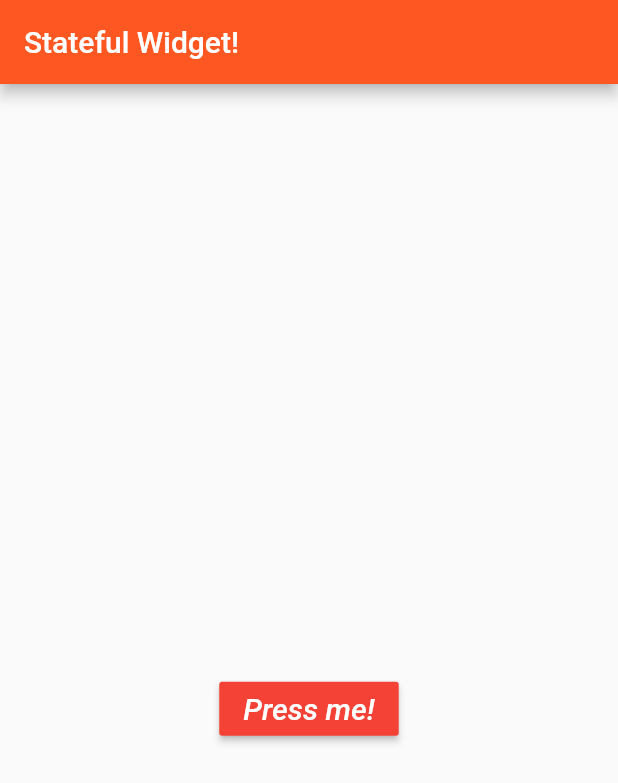
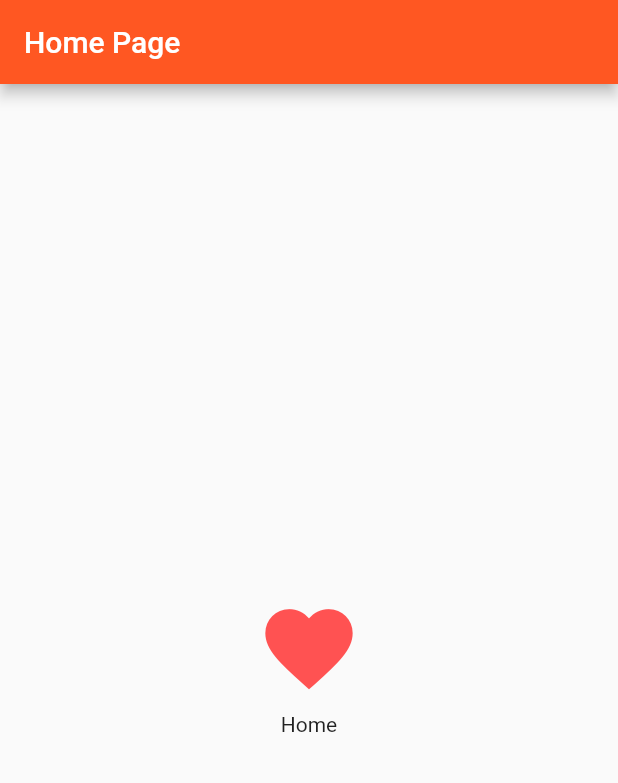
Before and after one commit to camposFabio/flutter_handbook, a Flutter app: the screen it shows after launch, on a phone screen of 412 x 824 dp. Shown: the top 783 px of the screen. Run offline on Flutter 3.47's test engine with Material 2 defaults, Android fonts, the phone set to English and light mode, and no system bars.

Commit message:
04 - Simple routes using StatelessWidget

```diff
--- a/lib/main.dart
+++ b/lib/main.dart
@@ -2,48 +2,29 @@ import 'package:flutter/material.dart';
 
 void main() {
   runApp(new MaterialApp(
-    home: new AwesomeButton()
+    home: new HomePage(),
+    routes: <String, WidgetBuilder>{
+      "/SecondPage": (BuildContext context) => new SecondPage()
+    }
   ));
 }
 
-class AwesomeButton extends StatefulWidget {
-  @override
-  AwesomeButtonState createState() => new AwesomeButtonState();
-}
-
-class AwesomeButtonState extends State<AwesomeButton> {
-
-  int counter = 0;
-  List<String> strings = ["Flutter", "Is", "Awesome"];
-  String displayedString = "";
-
-  //you can also declare variables like this
-  // var counter = 0;
-  // var strings = ["Flutter", "Is", "Awesome"];
-
-  void onPressed(){
-    setState(() {
-      displayedString = strings[counter];
-      counter = counter < 2 ? counter+1 : 0;
-    });
-  }
-
+class HomePage extends StatelessWidget {
   @override
   Widget build(BuildContext context){
     return new Scaffold(
-      appBar: new AppBar(title: new Text("Stateful Widget!"), backgroundColor: Colors.deepOrange),
+      appBar: new AppBar(title: new Text("Home Page"), backgroundColor: Colors.deepOrange),
       body: new Container(
         child: new Center(
           child: new Column(
             mainAxisAlignment: MainAxisAlignment.center,
             children: <Widget>[
-              new Text(displayedString, style: new TextStyle(fontSize: 30.0, fontWeight: FontWeight.bold)),
-              new Padding(padding: new EdgeInsets.all(15.0)),
-              new RaisedButton(
-                child: new Text("Press me!", style: new TextStyle(color: Colors.white, fontStyle: FontStyle.italic, fontSize: 20.0)),
-                color: Colors.red,
-                onPressed: onPressed
-              )
+              new IconButton(
+                icon: new Icon(Icons.favorite, color: Colors.redAccent),
+                iconSize: 70.0,
+                onPressed: () {Navigator.of(context).pushNamed("/SecondPage");}
+              ),
+              new Text("Home")
             ]
           )
         )
@@ -51,3 +32,28 @@ class AwesomeButtonState extends State<AwesomeButton> {
     );
   }
 }
+
+class SecondPage extends StatelessWidget {
+  @override
+  Widget build(BuildContext context){
+    return new Scaffold(
+      appBar: new AppBar(title: new Text("Second Page"), backgroundColor: Colors.deepOrange),
+      body: new Container(
+        child: new Center(
+          child: new Column(
+            mainAxisAlignment: MainAxisAlignment.center,
+            children: <Widget>[
+              new IconButton(
+                icon: new Icon(Icons.home, color: Colors.blue),
+                iconSize: 70.0,
+                onPressed: null,
+              ),
+              new Text("Second Page")
+            ]
+          )
+        )
+      )
+    );
+  }
+}
+04 -
```
